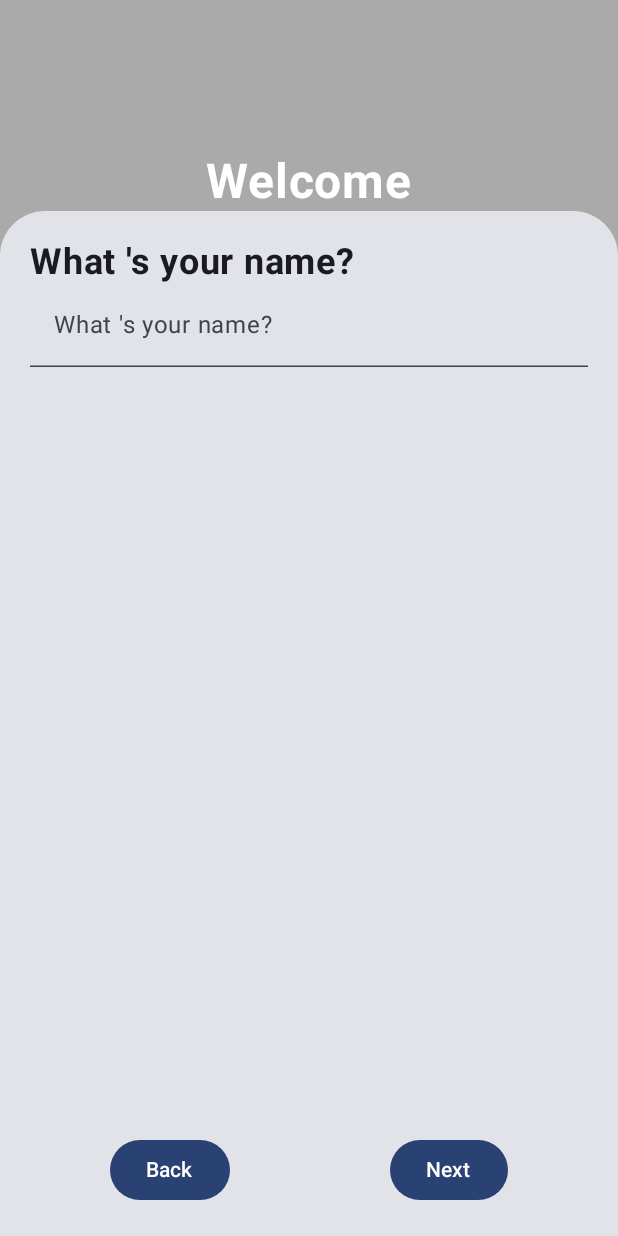
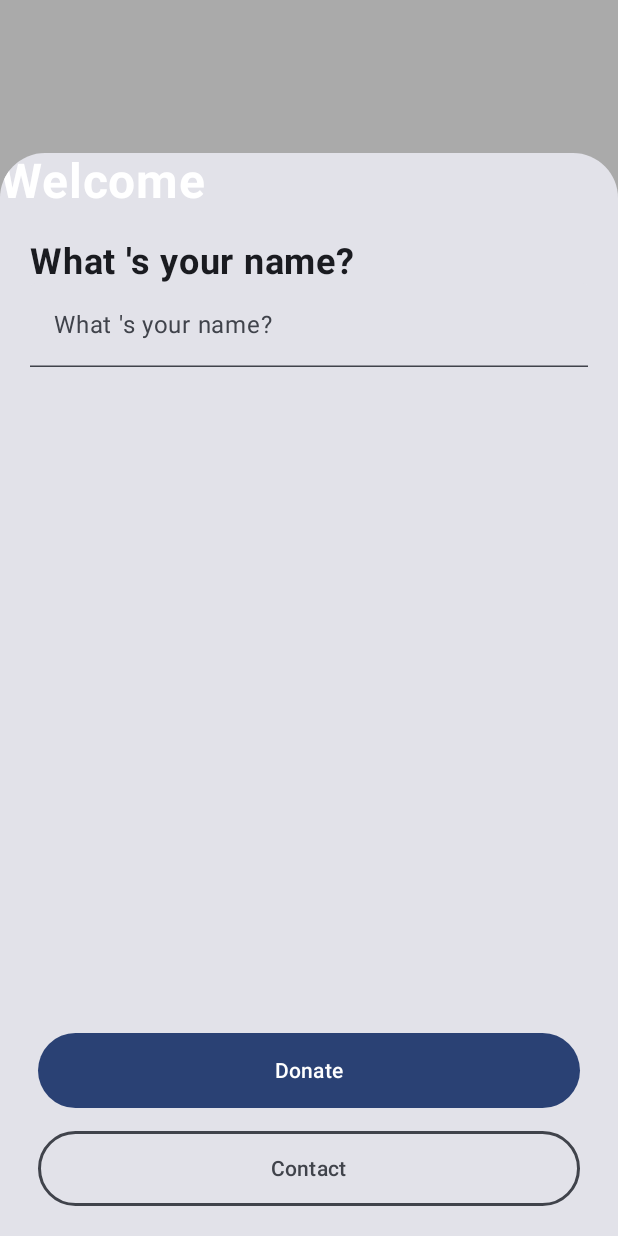
Before and after one commit to allangnutzmans/voluntariar, an Android app built with Jetpack Compose: the OrgInfoScreen screen opened through its navigation route, on a phone screen of 412 x 824 dp. Run offline under Robolectric (Android 15) with nearby library versions, the phone set to English and light mode, and no system bars.

Commit message:
Added bottom buttons

```diff
--- a/app/src/main/java/com/ongs/voluntariar/screens/OrgInfoScreen.kt
+++ b/app/src/main/java/com/ongs/voluntariar/screens/OrgInfoScreen.kt
@@ -1,17 +1,19 @@
 package com.ongs.voluntariar.screens
 
+import androidx.compose.foundation.BorderStroke
 import androidx.compose.foundation.background
 import androidx.compose.foundation.layout.Arrangement
 import androidx.compose.foundation.layout.Box
 import androidx.compose.foundation.layout.Column
-import androidx.compose.foundation.layout.Row
 import androidx.compose.foundation.layout.fillMaxSize
 import androidx.compose.foundation.layout.fillMaxWidth
 import androidx.compose.foundation.layout.height
 import androidx.compose.foundation.layout.padding
 import androidx.compose.foundation.shape.RoundedCornerShape
 import androidx.compose.material3.Button
+import androidx.compose.material3.ButtonDefaults
 import androidx.compose.material3.Card
+import androidx.compose.material3.OutlinedButton
 import androidx.compose.material3.Text
 import androidx.compose.material3.TextField
 import androidx.compose.runtime.Composable
@@ -49,15 +51,14 @@ fun OrgInfoScreen(navController: NavController?){
             Box(
                 modifier = Modifier
                     .background(color = Color(0xffaaaaaa))
-                    .padding(top = 100.dp, bottom = 2 .dp)
+                    .padding(top = 100.dp, bottom = 2.dp)
 
             )
-            Text(
-                text = stringResource(R.string.welcome),
-                fontSize = 32.sp,
-                color = Color.White,
-                fontWeight = FontWeight.Bold
-            )
+            Card (
+                modifier = Modifier
+                    .fillMaxWidth()
+
+            ){}
             Card (
                 modifier = Modifier
                     .fillMaxSize()
@@ -67,6 +68,12 @@ fun OrgInfoScreen(navController: NavController?){
                     topEnd = 30.dp,
                 )
             ) {
+                Text(
+                    text = stringResource(R.string.welcome),
+                    fontSize = 32.sp,
+                    color = Color.White,
+                    fontWeight = FontWeight.Bold
+                )
                 Column (
                     Modifier
                         .fillMaxSize()
@@ -94,18 +101,29 @@ fun OrgInfoScreen(navController: NavController?){
 
                         )
                     }
-                    Row (
+                    Column (
                         modifier = Modifier
+                            .fillMaxWidth()
+                            .padding(horizontal = 5.dp),
+                        horizontalAlignment = Alignment.CenterHorizontally,
+                        verticalArrangement = Arrangement.spacedBy(15.dp)
+                    ){
+                        Button(
+                            modifier = Modifier
+                                .height(50.dp)
+                                .fillMaxWidth(),
+                            onClick = { /*TODO*/ }
+                        ) {
+                            Text(text = "Donate")
+                        }
+                        OutlinedButton(modifier = Modifier
+                            .height(50.dp)
                             .fillMaxWidth(),
-                        horizontalArrangement = Arrangement.SpaceAround
-                    ){
-                        Button(onClick = { /*TODO*/ }) {
-                            Text(text = "Back")
-                        }
-                        Button(onClick = {
+                            border = BorderStroke(2.dp, ButtonDefaults.outlinedButtonColors().contentColor),
+                            onClick = {
                             navController!!.navigate("bmi")
                         }) {
-                            Text(text = stringResource(R.string.next),)
+                            Text(text = "Contact")
                         }
                     }
 
```
